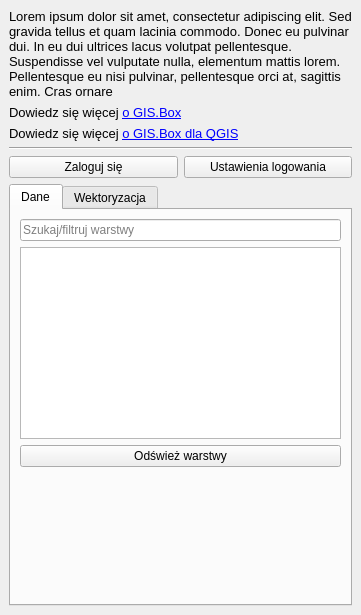
Above: gissupport_plugin/modules/gis_box/gisbox_dockwidget.ui from gis-support/gis-support-plugin before the change. Below: the same form after it.
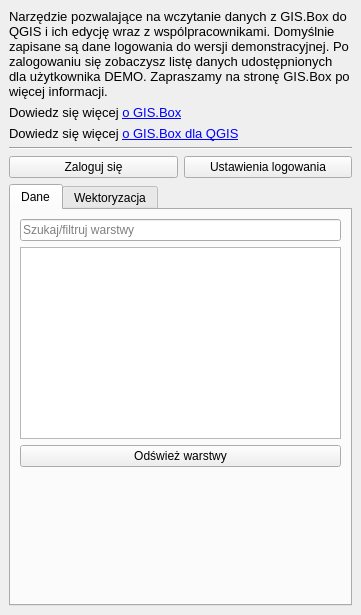
That is the form after the change.

Commit message: DEV011848, dodane opisy do narzędzi, nowy interfejs pobierania PRG

Diff of the .ui file:
```diff
--- a/gissupport_plugin/modules/gis_box/gisbox_dockwidget.ui
+++ b/gissupport_plugin/modules/gis_box/gisbox_dockwidget.ui
@@ -18,7 +18,8 @@
     <item>
      <widget class="QLabel" name="infoLabel">
       <property name="text">
-       <string>&lt;html&gt;&lt;head/&gt;&lt;body&gt;&lt;p&gt;&lt;span style=&quot; font-size:10pt;&quot;&gt;Lorem ipsum dolor sit amet, consectetur adipiscing elit. Sed gravida tellus et quam lacinia commodo. Donec eu pulvinar dui. In eu dui ultrices lacus volutpat pellentesque. Suspendisse vel vulputate nulla, elementum mattis lorem. Pellentesque eu nisi pulvinar, pellentesque orci at, sagittis enim. Cras ornare&lt;/span&gt;&lt;/p&gt;&lt;/body&gt;&lt;/html&gt;</string>
+       <string>&lt;html&gt;&lt;head/&gt;&lt;body&gt;&lt;p&gt;&lt;span style=&quot; font-size:10pt;&quot;&gt;Narzędzie pozwalające na wczytanie danych z GIS.Box do QGIS i ich edycję wraz z wspólpracownikami. Domyślnie zapisane są dane logowania do wersji demonstracyjnej. Po zalogowaniu się zobaczysz listę danych udostępnionych dla użytkownika DEMO. Zapraszamy na stronę GIS.Box po więcej informacji.
+&lt;/span&gt;&lt;/p&gt;&lt;/body&gt;&lt;/html&gt;</string>
       </property>
       <property name="wordWrap">
        <bool>true</bool>
```
Left out of the diff: 4 changed lines with no effect on the pictures. The commit also changes 11 other files.
